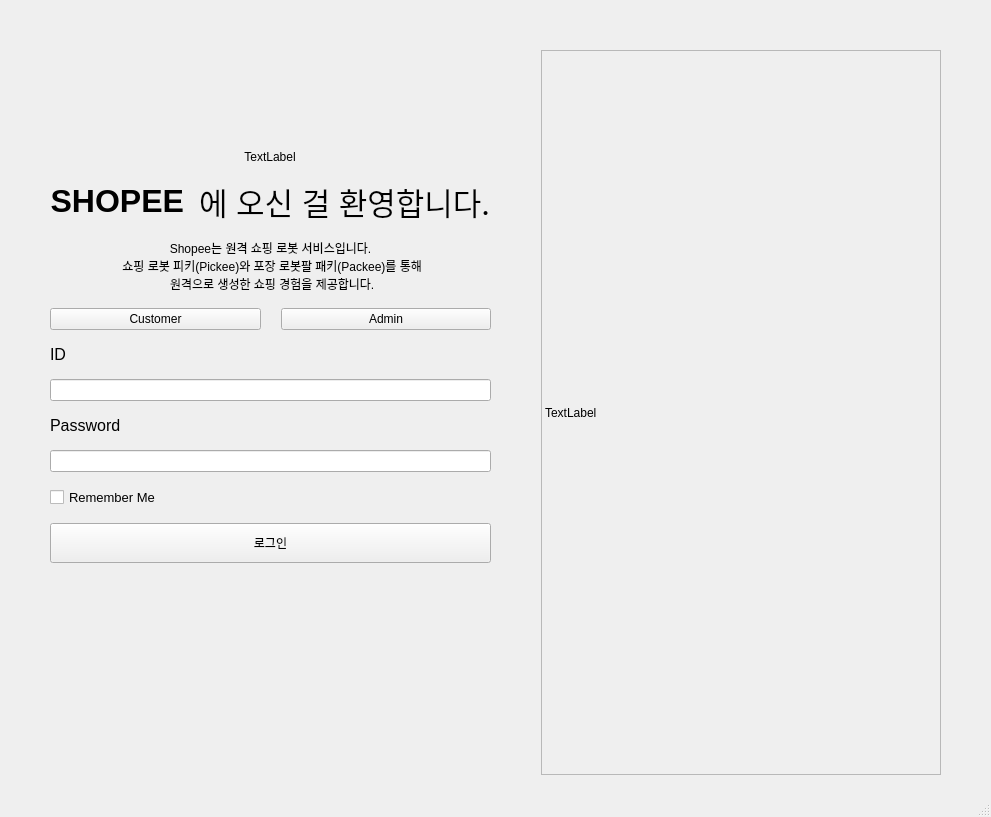
The window that shopee_ros2/src/shopee_app/shopee_app/ui/main_window.ui (addinedu-roscamp-7th/roscamp-repo-1) describes before a commit, drawn with Qt 5.
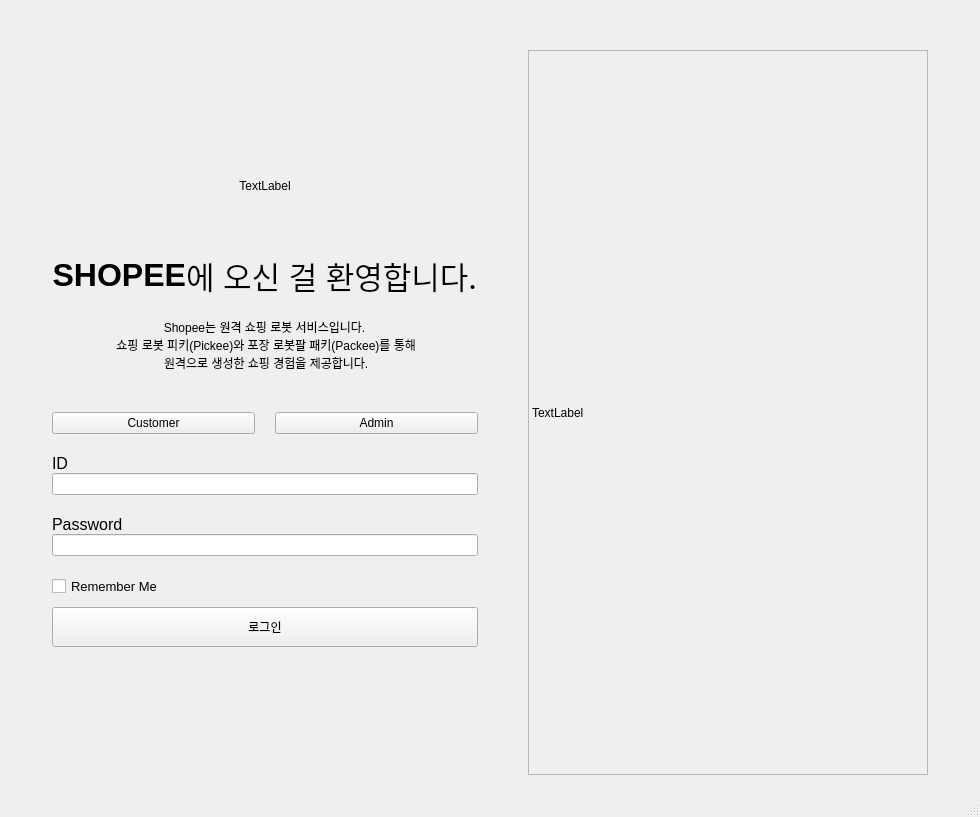
The same window after the commit.

Commit message: [ShopeeApp] 로그인 화면 레이아웃 수정

```diff
--- a/shopee_ros2/src/shopee_app/shopee_app/ui/main_window.ui
+++ b/shopee_ros2/src/shopee_app/shopee_app/ui/main_window.ui
@@ -26,7 +26,7 @@
    <string>MainWindow</string>
   </property>
   <widget class="QWidget" name="centralwidget">
-   <layout class="QHBoxLayout" name="horizontalLayout_3" stretch="1,1">
+   <layout class="QHBoxLayout" name="horizontalLayout_3" stretch="0,1,1,0">
     <property name="spacing">
      <number>50</number>
     </property>
@@ -42,6 +42,19 @@
     <property name="bottomMargin">
      <number>20</number>
     </property>
+    <item>
+     <spacer name="horizontalSpacer_5">
+      <property name="orientation">
+       <enum>Qt::Horizontal</enum>
+      </property>
+      <property name="sizeHint" stdset="0">
+       <size>
+        <width>40</width>
+        <height>20</height>
+       </size>
+      </property>
+     </spacer>
+    </item>
     <item>
      <widget class="QWidget" name="widget" native="true">
       <property name="minimumSize">
@@ -52,13 +65,13 @@
       </property>
       <property name="maximumSize">
        <size>
-        <width>16777215</width>
+        <width>500</width>
         <height>16777215</height>
        </size>
       </property>
       <layout class="QVBoxLayout" name="verticalLayout_2">
        <property name="spacing">
-        <number>15</number>
+        <number>0</number>
        </property>
        <property name="leftMargin">
         <number>0</number>
@@ -78,12 +91,12 @@
           <enum>Qt::Vertical</enum>
          </property>
          <property name="sizeType">
-          <enum>QSizePolicy::Preferred</enum>
+          <enum>QSizePolicy::Expanding</enum>
          </property>
          <property name="sizeHint" stdset="0">
           <size>
            <width>10</width>
-           <height>100</height>
+           <height>10</height>
           </size>
          </property>
         </spacer>
@@ -96,6 +109,12 @@
          <property name="formAlignment">
           <set>Qt::AlignHCenter|Qt::AlignTop</set>
          </property>
+         <property name="horizontalSpacing">
+          <number>0</number>
+         </property>
+         <property name="verticalSpacing">
+          <number>0</number>
+         </property>
          <property name="topMargin">
           <number>0</number>
          </property>
@@ -129,6 +148,22 @@
          </item>
         </layout>
        </item>
+       <item>
+        <spacer name="verticalSpacer_3">
+         <property name="orientation">
+          <enum>Qt::Vertical</enum>
+         </property>
+         <property name="sizeType">
+          <enum>QSizePolicy::Fixed</enum>
+         </property>
+         <property name="sizeHint" stdset="0">
+          <size>
+           <width>20</width>
+           <height>60</height>
+          </size>
+         </property>
+        </spacer>
+       </item>
        <item>
         <layout class="QHBoxLayout" name="horizontalLayout">
          <item>
@@ -201,6 +236,22 @@
          </item>
         </layout>
        </item>
+       <item>
+        <spacer name="verticalSpacer_5">
+         <property name="orientation">
+          <enum>Qt::Vertical</enum>
+         </property>
+         <property name="sizeType">
+          <enum>QSizePolicy::Fixed</enum>
+         </property>
+         <property name="sizeHint" stdset="0">
+          <size>
+           <width>20</width>
+           <height>20</height>
+          </size>
+         </property>
+        </spacer>
+       </item>
        <item>
         <layout class="QHBoxLayout" name="horizontalLayout_4">
          <property name="topMargin">
@@ -226,6 +277,22 @@
          </item>
         </layout>
        </item>
+       <item>
+        <spacer name="verticalSpacer_4">
+         <property name="orientation">
+          <enum>Qt::Vertical</enum>
+         </property>
+         <property name="sizeType">
+          <enum>QSizePolicy::Fixed</enum>
+         </property>
+         <property name="sizeHint" stdset="0">
+          <size>
+           <width>20</width>
+           <height>40</height>
+          </size>
+         </property>
+        </spacer>
+       </item>
        <item>
         <layout class="QHBoxLayout" name="horizontalLayout_2">
          <property name="spacing">
@@ -285,6 +352,22 @@
          </item>
         </layout>
        </item>
+       <item>
+        <spacer name="verticalSpacer_6">
+         <property name="orientation">
+          <enum>Qt::Vertical</enum>
+         </property>
+         <property name="sizeType">
+          <enum>QSizePolicy::Fixed</enum>
+         </property>
+         <property name="sizeHint" stdset="0">
+          <size>
+           <width>20</width>
+           <height>20</height>
+          </size>
+         </property>
+        </spacer>
+       </item>
        <item>
         <widget class="QLabel" name="label_4">
          <property name="sizePolicy">
@@ -313,6 +396,22 @@
          </property>
         </widget>
        </item>
+       <item>
+        <spacer name="verticalSpacer_7">
+         <property name="orientation">
+          <enum>Qt::Vertical</enum>
+         </property>
+         <property name="sizeType">
+          <enum>QSizePolicy::Fixed</enum>
+         </property>
+         <property name="sizeHint" stdset="0">
+          <size>
+           <width>20</width>
+           <height>20</height>
+          </size>
+         </property>
+        </spacer>
+       </item>
        <item>
         <widget class="QLabel" name="label_5">
          <property name="sizePolicy">
@@ -341,6 +440,22 @@
          </property>
         </widget>
        </item>
+       <item>
+        <spacer name="verticalSpacer_8">
+         <property name="orientation">
+          <enum>Qt::Vertical</enum>
+         </property>
+         <property name="sizeType">
+          <enum>QSizePolicy::Fixed</enum>
+         </property>
+         <property name="sizeHint" stdset="0">
+          <size>
+           <width>20</width>
+           <height>20</height>
+          </size>
+         </property>
+        </spacer>
+       </item>
        <item>
         <widget class="QCheckBox" name="check_remember">
          <property name="font">
@@ -354,6 +469,22 @@
          </property>
         </widget>
        </item>
+       <item>
+        <spacer name="verticalSpacer_9">
+         <property name="orientation">
+          <enum>Qt::Vertical</enum>
+         </property>
+         <property name="sizeType">
+          <enum>QSizePolicy::Fixed</enum>
+         </property>
+         <property name="sizeHint" stdset="0">
+          <size>
+           <width>20</width>
+           <height>10</height>
+          </size>
+         </property>
+        </spacer>
+       </item>
        <item>
         <widget class="QPushButton" name="btn_login">
          <property name="sizePolicy">
@@ -429,6 +560,19 @@
       </layout>
      </widget>
     </item>
+    <item>
+     <spacer name="horizontalSpacer_6">
+      <property name="orientation">
+       <enum>Qt::Horizontal</enum>
+      </property>
+      <property name="sizeHint" stdset="0">
+       <size>
+        <width>40</width>
+        <height>20</height>
+       </size>
+      </property>
+     </spacer>
+    </item>
    </layout>
   </widget>
   <widget class="QStatusBar" name="statusBar"/>
```
The commit also changes 3 other files.
